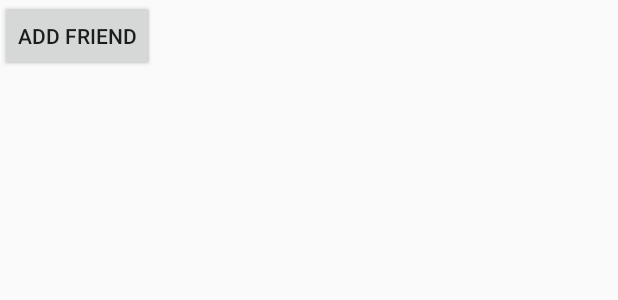
After one commit to PoornimaSanjeevi/cmpe277-finalproject, an Android app: the layout friend_item.xml on its own in the app's theme, with its tools: preview values and no code run, on a phone screen of 412 x 824 dp. The commit adds this screen. Shown: the top 300 px of the screen. Run offline under Robolectric (Android 15) with nearby library versions, the phone set to English and light mode, and no system bars.

Commit message:
searching for friend is done

```diff
--- a/app/src/main/AndroidManifest.xml
+++ b/app/src/main/AndroidManifest.xml
@@ -20,6 +20,7 @@
         </activity>
         <activity android:name=".CreateEvent"></activity>
         <activity android:name=".PopupActivity"></activity>
+        <activity android:name=".AddFriend"></activity>
     </application>
 
 </manifest>
--- a/app/src/main/java/tania277/project_final/DataAccess/QueryBuilders/BaseQueryBuilder.java
+++ b/app/src/main/java/tania277/project_final/DataAccess/QueryBuilders/BaseQueryBuilder.java
@@ -23,6 +23,11 @@ public class BaseQueryBuilder {
     {
 
         return "?apiKey="+getApiKey();
+    }
+
+    public String andApiKeyUrl()
+    {
+        return "&apiKey="+getApiKey();
     }
 
     public String docApiKeyUrl(String docid)
--- /dev/null
+++ b/app/src/main/res/layout/friend_item.xml
@@ -0,0 +1,33 @@
+<?xml version="1.0" encoding="utf-8"?>
+<LinearLayout xmlns:android="http://schemas.android.com/apk/res/android"
+    android:orientation="vertical" android:layout_width="match_parent"
+    android:layout_height="match_parent">
+
+    <LinearLayout
+        android:layout_width="match_parent"
+        android:layout_height="wrap_content"
+        android:orientation="horizontal">
+
+    <!--<ImageView-->
+        <!--android:id="@+id/showpic"-->
+        <!--android:layout_width="128dp"-->
+        <!--android:layout_height="128dp"-->
+        <!--android:layout_alignParentLeft="true"-->
+        <!--android:layout_alignParentTop="true"-->
+        <!--android:layout_marginRight="20dp" />-->
+        <TextView
+            android:layout_width="wrap_content"
+            android:layout_height="wrap_content"
+            android:id="@+id/showname"/>
+    <TextView
+        android:layout_width="wrap_content"
+        android:layout_height="wrap_content"
+        android:id="@+id/showemail"/>
+    <Button
+        android:layout_width="wrap_content"
+        android:layout_height="wrap_content"
+        android:id="@+id/addfriend"
+        android:text="Add Friend"/>
+
+    </LinearLayout>
+</LinearLayout>
```
Also changed, not shown: app/src/main/java/tania277/project_final/AddFriend.java (added, +135 -0 lines), app/src/main/java/tania277/project_final/DataAccess/AsyncTask/GetUserAsyncTask.java (+14 -8 lines), app/src/main/java/tania277/project_final/DataAccess/QueryBuilders/UserQueryBuilder.java (+16 -0 lines), app/src/main/java/tania277/project_final/FriendFragment.java (+24 -1 lines), app/src/main/res/layout/add_friends_activity.xml (added, +22 -0 lines), app/src/main/res/layout/friend_fragment.xml (+8 -11 lines).
